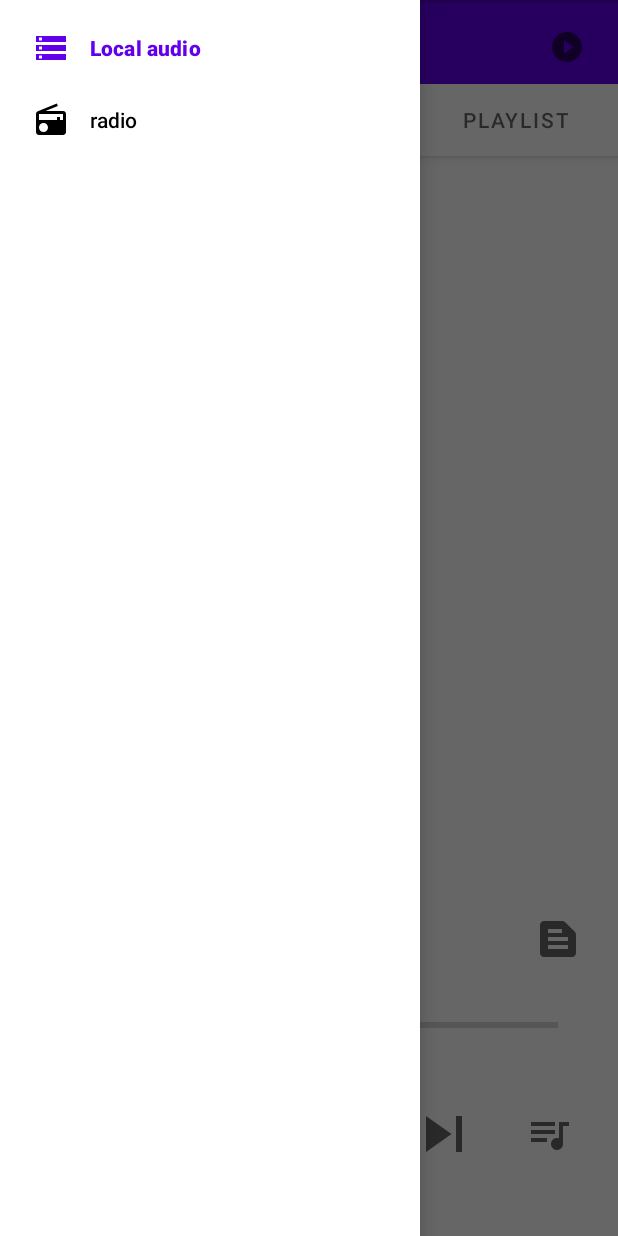
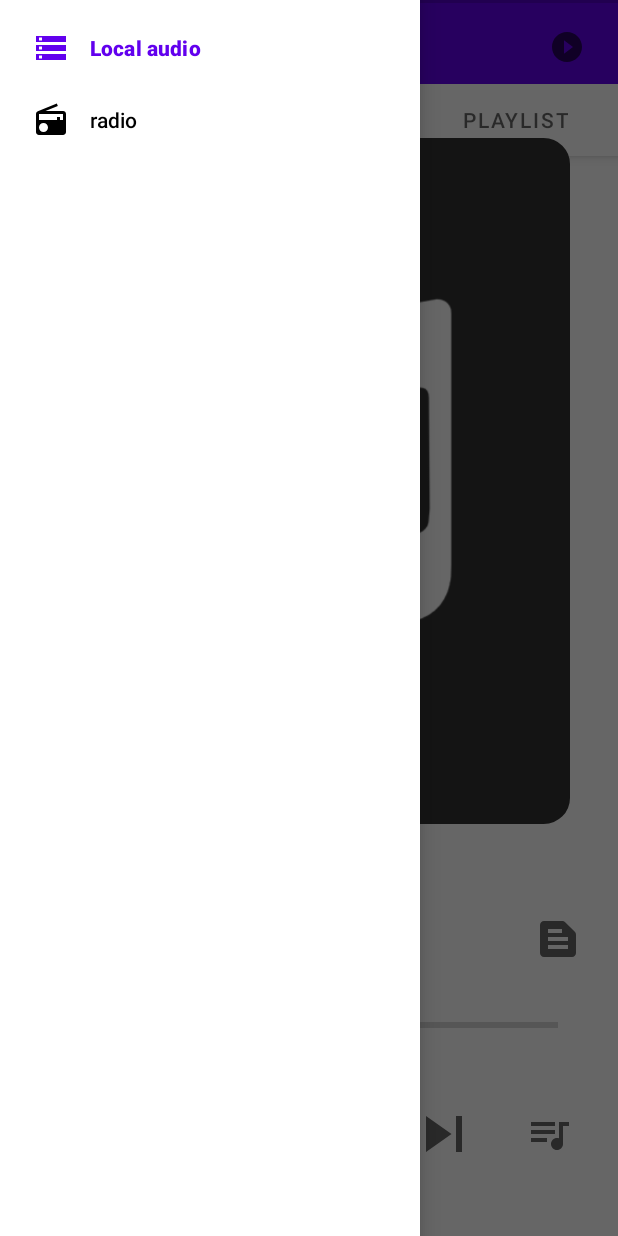
Before and after one commit to Vennic/RadioPlayerV2, an Android app: the screen it shows after launch (MainActivity), with the side drawer open, on a phone screen of 412 x 824 dp. Run offline under Robolectric (Android 15) with nearby library versions, the phone set to English and light mode, and no system bars; our stand-ins replace Dagger/Hilt's generated code, Picasso, Room's generated code, data binding, navigation-ui; libraries missing offline, so code that uses them is left out: com.sothree.slidinguppanel; pictures from the network do not load; 3 statements that could not run were skipped.

Commit message:
Change Picasso to Glide

```diff
--- a/app/build.gradle
+++ b/app/build.gradle
@@ -76,6 +76,9 @@ dependencies {
     implementation 'com.squareup.picasso:picasso:2.71828'
     implementation 'jp.wasabeef:picasso-transformations:2.2.1'
 
+    //Glide
+    implementation 'com.github.bumptech.glide:glide:4.12.0'
+
     //Exo player
     implementation 'com.google.android.exoplayer:exoplayer:2.14.2'
 
--- a/app/src/main/java/com/kuzheevadel/radioplayerv2/activities/main/MainActivity.kt
+++ b/app/src/main/java/com/kuzheevadel/radioplayerv2/activities/main/MainActivity.kt
@@ -49,7 +49,7 @@ class MainActivity: AppCompatActivity(){
             else -> {
                 val label = navController.currentDestination?.label
                 if ( label == "Album" || label == "Playlist") {
-                    navController.popBackStack()
+                    navController.navigateUp()
                     return
                 }
             }
--- a/app/src/main/java/com/kuzheevadel/radioplayerv2/audio/MainAudioFragment.kt
+++ b/app/src/main/java/com/kuzheevadel/radioplayerv2/audio/MainAudioFragment.kt
@@ -14,13 +14,12 @@ import com.google.android.material.tabs.TabLayoutMediator
 import com.kuzheevadel.radioplayerv2.R
 import com.kuzheevadel.radioplayerv2.activities.main.MainActivity
 import com.kuzheevadel.radioplayerv2.activities.main.ViewPagerAdapter
-import com.kuzheevadel.radioplayerv2.databinding.MainTracksLayoutBinding
-import com.kuzheevadel.radioplayerv2.di.PlayerApplication
 import com.kuzheevadel.radioplayerv2.audio.di.AudioComponent
+import com.kuzheevadel.radioplayerv2.databinding.MainAudioLayoutBinding
 
 class MainAudioFragment: Fragment() {
 
-    private var _binding: MainTracksLayoutBinding? = null
+    private var _binding: MainAudioLayoutBinding? = null
     private val binding get() = _binding!!
 
     lateinit var audioComponent: AudioComponent
@@ -34,7 +33,7 @@ class MainAudioFragment: Fragment() {
     override fun onCreateView(inflater: LayoutInflater,
                               container: ViewGroup?,
                               savedInstanceState: Bundle?): View? {
-        _binding = MainTracksLayoutBinding.inflate(inflater, container, false)
+        _binding = MainAudioLayoutBinding.inflate(inflater, container, false)
         val view = binding.root
 
         return view
--- a/app/src/main/java/com/kuzheevadel/radioplayerv2/audio/allaudio/AllAudioFragment.kt
+++ b/app/src/main/java/com/kuzheevadel/radioplayerv2/audio/allaudio/AllAudioFragment.kt
@@ -18,16 +18,15 @@ import androidx.lifecycle.repeatOnLifecycle
 import androidx.navigation.fragment.findNavController
 import androidx.recyclerview.widget.LinearLayoutManager
 import com.kuzheevadel.radioplayerv2.MainNavGraphDirections
-import com.kuzheevadel.radioplayerv2.databinding.AllTracksLayoutBinding
 import com.kuzheevadel.radioplayerv2.audio.MainAudioFragment
-import com.kuzheevadel.radioplayerv2.audio.MainAudioFragmentDirections
+import com.kuzheevadel.radioplayerv2.databinding.AllAudioLayoutBinding
 import kotlinx.coroutines.flow.collect
 import kotlinx.coroutines.launch
 import javax.inject.Inject
 
 class AllAudioFragment: Fragment() {
 
-    private var _binding: AllTracksLayoutBinding? = null
+    private var _binding: AllAudioLayoutBinding? = null
     private val binding get() = _binding!!
 
     @Inject
@@ -58,7 +57,7 @@ class AllAudioFragment: Fragment() {
         container: ViewGroup?,
         savedInstanceState: Bundle?
     ): View? {
-        _binding = AllTracksLayoutBinding.inflate(inflater, container, false)
+        _binding = AllAudioLayoutBinding.inflate(inflater, container, false)
         val view = binding.root
         binding.allTracksRecycler.apply {
             layoutManager = LinearLayoutManager(requireContext())
--- a/app/src/main/res/layout/detail_audio_list_fragment.xml
+++ b/app/src/main/res/layout/detail_audio_list_fragment.xml
@@ -41,7 +41,7 @@
                     android:layout_width="match_parent"
                     android:layout_height="240dp"
                     android:scaleType="centerCrop"
-                    app:album_url="@{item.imageUri}"
+                    app:glide_url="@{item.imageUri}"
                     app:layout_collapseMode="parallax"
                     app:layout_collapseParallaxMultiplier="0.4"/>
 
--- a/app/src/main/res/layout/playback_controls_layout.xml
+++ b/app/src/main/res/layout/playback_controls_layout.xml
@@ -1,5 +1,6 @@
 <?xml version="1.0" encoding="utf-8"?>
-<layout xmlns:android="http://schemas.android.com/apk/res/android"
+<layout
+    xmlns:android="http://schemas.android.com/apk/res/android"
     xmlns:app="http://schemas.android.com/apk/res-auto"
     xmlns:tools="http://schemas.android.com/tools">
 
@@ -70,7 +71,7 @@
             app:layout_constraintHorizontal_bias="0.0"
             app:layout_constraintStart_toStartOf="parent" />
 
-        <ImageView
+        <com.google.android.material.imageview.ShapeableImageView
             android:id="@+id/imageView8"
             android:layout_width="0dp"
             android:layout_height="0dp"
@@ -79,14 +80,14 @@
             android:layout_marginEnd="32dp"
             android:layout_marginBottom="44dp"
             android:scaleType="centerCrop"
-            app:large_url="@{audio.imageUri}"
+            app:glide_url="@{audio.imageUri}"
+            app:shapeAppearanceOverlay="@style/circleCornersLargeImageViewStyle"
             app:layout_constraintBottom_toTopOf="@+id/playback_audio_title"
             app:layout_constraintEnd_toEndOf="parent"
             app:layout_constraintHorizontal_bias="1.0"
             app:layout_constraintStart_toStartOf="parent"
             app:layout_constraintTop_toTopOf="parent"
-            app:layout_constraintVertical_bias="1.0"
-            tools:srcCompat="@drawable/album_art_default" />
+            app:layout_constraintVertical_bias="1.0"/>
 
         <TextView
             android:id="@+id/textView2"
--- a/app/src/main/res/layout/top_playback_layout.xml
+++ b/app/src/main/res/layout/top_playback_layout.xml
@@ -14,7 +14,7 @@
 
         <androidx.appcompat.widget.AppCompatImageView
             android:id="@+id/top_playback_imageView"
-            app:album_url="@{audio.imageUri}"
+            app:glide_url="@{audio.imageUri}"
             android:layout_width="58dp"
             android:layout_height="0dp"
             android:scaleType="centerCrop"
--- a/app/src/main/res/values/strings.xml
+++ b/app/src/main/res/values/strings.xml
@@ -2,7 +2,7 @@
     <string name="app_name">RadioPlayerV2</string>
     <string name="local_audio">Local audio</string>
     <string name="radio">radio</string>
-    <string name="track_description">track</string>
+    <string name="audio_description">audio image</string>
 
     <string name="hello_blank_fragment">Hello blank fragment</string>
     <string name="playlists_count">Playlists</string>
--- /dev/null
+++ b/app/src/main/res/values/styles.xml
@@ -0,0 +1,14 @@
+<?xml version="1.0" encoding="utf-8"?>
+<resources>
+
+    <style name="circleCornersSmallImageViewStyle" >
+        <item name="cornerFamily">rounded</item>
+        <item name="cornerSize">15%</item>
+    </style>
+
+    <style name="circleCornersLargeImageViewStyle" >
+        <item name="cornerFamily">rounded</item>
+        <item name="cornerSize">5%</item>
+    </style>
+
+</resources>
```
Also changed, not shown: app/src/main/java/com/kuzheevadel/radioplayerv2/utils/DataBindingAdapters.kt (+5 -17 lines), app/src/main/res/layout/album_audio_item.xml (+19 -14 lines), app/src/main/res/layout/audio_item_layout.xml (+17 -14 lines), app/src/main/res/layout/playlist_item.xml (+34 -23 lines), app/src/main/res/layout/all_audio_layout.xml (renamed from app/src/main/res/layout/all_tracks_layout.xml), app/src/main/res/layout/main_audio_layout.xml (renamed from app/src/main/res/layout/main_tracks_layout.xml).
